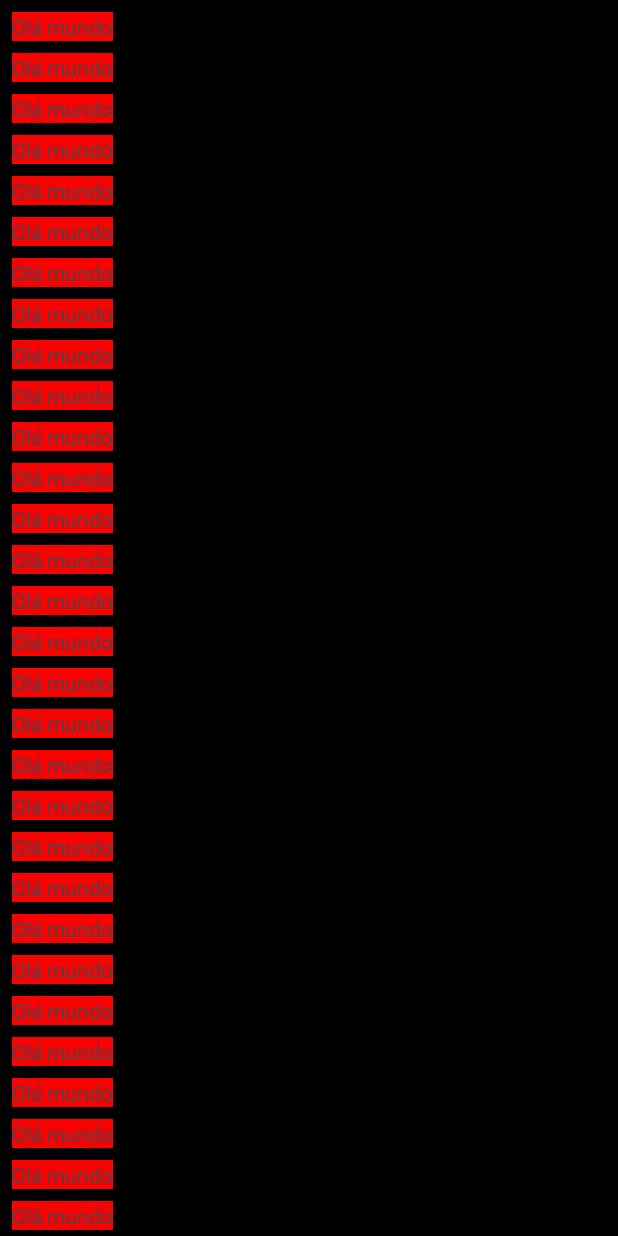
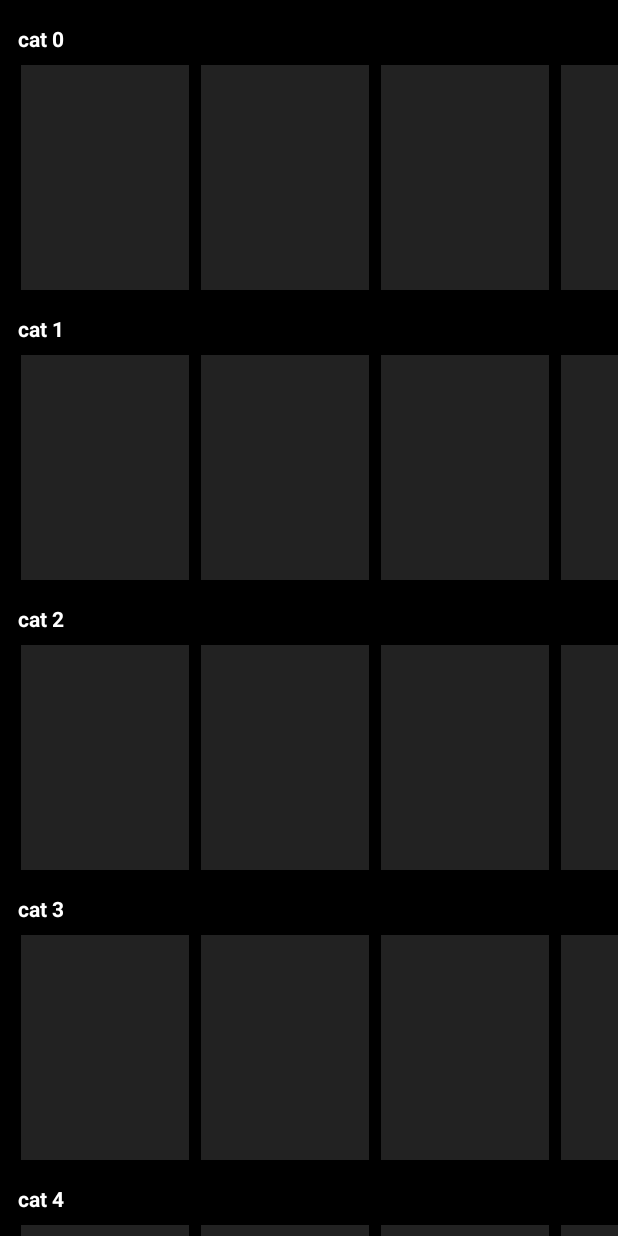
Before and after one commit to kassiosilva/netflix-clone-android, an Android app: the screen it shows after launch (MainActivity), on a phone screen of 412 x 824 dp. Run offline under Robolectric (Android 15) with nearby library versions, the phone set to English and light mode, and no system bars.

Commit message:
feat: Add lista de categorias

```diff
--- /dev/null
+++ b/app/src/main/java/com/example/netflixremake/CategoryAdapter.kt
@@ -0,0 +1,40 @@
+package com.example.netflixremake
+
+import android.view.LayoutInflater
+import android.view.View
+import android.view.ViewGroup
+import android.widget.TextView
+import androidx.recyclerview.widget.LinearLayoutManager
+import androidx.recyclerview.widget.RecyclerView
+import com.example.netflixremake.model.Category
+
+class CategoryAdapter(private val categories: List<Category>) :
+    RecyclerView.Adapter<CategoryAdapter.CategoryViewHolder>() {
+    override fun onCreateViewHolder(parent: ViewGroup, viewType: Int): CategoryViewHolder {
+        val view =
+            LayoutInflater.from(parent.context).inflate(R.layout.category_item, parent, false)
+
+        return CategoryViewHolder(view)
+    }
+
+    override fun getItemCount(): Int {
+        return categories.size
+    }
+
+    override fun onBindViewHolder(holder: CategoryViewHolder, position: Int) {
+        val category = categories[position]
+        holder.bind(category)
+    }
+
+    inner class CategoryViewHolder(itemView: View) : RecyclerView.ViewHolder(itemView) {
+        fun bind(category: Category) {
+            val textTitle: TextView = itemView.findViewById(R.id.text_title)
+            textTitle.text = category.name
+
+            val recyclerCategory: RecyclerView = itemView.findViewById(R.id.recycler_category)
+            recyclerCategory.layoutManager =
+                LinearLayoutManager(itemView.context, RecyclerView.HORIZONTAL, false)
+            recyclerCategory.adapter = MovieAdapter(category.movies)
+        }
+    }
+}
--- a/app/src/main/java/com/example/netflixremake/MainActivity.kt
+++ b/app/src/main/java/com/example/netflixremake/MainActivity.kt
@@ -2,17 +2,32 @@ package com.example.netflixremake
 
 import androidx.appcompat.app.AppCompatActivity
 import android.os.Bundle
-import android.view.View
-import android.view.ViewGroup
 import androidx.recyclerview.widget.LinearLayoutManager
 import androidx.recyclerview.widget.RecyclerView
+import com.example.netflixremake.model.Category
+import com.example.netflixremake.model.Movie
+
 class MainActivity : AppCompatActivity() {
 
     override fun onCreate(savedInstanceState: Bundle?) {
         super.onCreate(savedInstanceState)
         setContentView(R.layout.activity_main)
 
-        val adapter = MainAdapter()
+        val categories = mutableListOf<Category>()
+
+        for (j in 0 until 5) {
+            val movies = mutableListOf<Movie>()
+
+            for (i in 0 until 15) {
+                val movie = Movie(R.drawable.movie)
+                movies.add(movie)
+            }
+
+            val category = Category("cat $j", movies)
+            categories.add(category)
+        }
+
+        val adapter = CategoryAdapter(categories)
         val recyclerMain: RecyclerView = findViewById(R.id.recycler_main)
         recyclerMain.layoutManager = LinearLayoutManager(this)
         recyclerMain.adapter = adapter
--- a/app/src/main/java/com/example/netflixremake/MainAdapter.kt
+++ b/app/src/main/java/com/example/netflixremake/MovieAdapter.kt
@@ -3,9 +3,12 @@ package com.example.netflixremake
 import android.view.LayoutInflater
 import android.view.View
 import android.view.ViewGroup
+import android.widget.ImageView
 import androidx.recyclerview.widget.RecyclerView
+import com.example.netflixremake.model.Movie
 
-class MainAdapter : RecyclerView.Adapter<MainAdapter.MovieViewHolder>() {
+class MovieAdapter(private val movies: List<Movie>) :
+    RecyclerView.Adapter<MovieAdapter.MovieViewHolder>() {
     override fun onCreateViewHolder(parent: ViewGroup, viewType: Int): MovieViewHolder {
         val view = LayoutInflater.from(parent.context).inflate(R.layout.movie_item, parent, false)
 
@@ -13,13 +16,20 @@ class MainAdapter : RecyclerView.Adapter<MainAdapter.MovieViewHolder>() {
     }
 
     override fun getItemCount(): Int {
-        return 100
+        return movies.size
     }
 
     override fun onBindViewHolder(holder: MovieViewHolder, position: Int) {
+        val movie = movies[position]
+        holder.bind(movie)
     }
 
     inner class MovieViewHolder(itemView: View) : RecyclerView.ViewHolder(itemView) {
+        fun bind(movie: Movie) {
+            val imageCover: ImageView = itemView.findViewById(R.id.image_cover)
 
+            // TODO: aqui vai ser trocado por uma url que virá do servidor
+            // imageCover.setImageResource(movie.coverUrl)
+        }
     }
 }
--- /dev/null
+++ b/app/src/main/java/com/example/netflixremake/model/Category.kt
@@ -0,0 +1,3 @@
+package com.example.netflixremake.model
+
+data class Category(val name: String, val movies: List<Movie>)
--- /dev/null
+++ b/app/src/main/java/com/example/netflixremake/model/movie.kt
@@ -0,0 +1,5 @@
+package com.example.netflixremake.model
+
+import androidx.annotation.DrawableRes
+
+data class Movie(@DrawableRes val coverUrl: Int)
--- /dev/null
+++ b/app/src/main/res/drawable/placeholder_bg.xml
@@ -0,0 +1,7 @@
+<?xml version="1.0" encoding="utf-8"?>
+<shape xmlns:android="http://schemas.android.com/apk/res/android">
+    <solid android:color="@color/gray" />
+    <size
+        android:width="336dp"
+        android:height="600dp" />
+</shape>
--- a/app/src/main/res/layout/activity_main.xml
+++ b/app/src/main/res/layout/activity_main.xml
@@ -1,17 +1,14 @@
 <?xml version="1.0" encoding="utf-8"?>
 <androidx.constraintlayout.widget.ConstraintLayout xmlns:android="http://schemas.android.com/apk/res/android"
-    xmlns:app="http://schemas.android.com/apk/res-auto"
     xmlns:tools="http://schemas.android.com/tools"
     android:layout_width="match_parent"
     android:layout_height="match_parent"
-    tools:context=".MainActivity">
+    android:background="@color/black">
 
     <androidx.recyclerview.widget.RecyclerView
         android:id="@+id/recycler_main"
-        tools:itemCount="5"
-        tools:listitem="@layout/movie_item"
-        android:background="@color/black"
         android:layout_width="match_parent"
-        android:layout_height="match_parent" />
+        android:layout_height="match_parent"
+        tools:listitem="@layout/category_item" />
 
 </androidx.constraintlayout.widget.ConstraintLayout>
--- /dev/null
+++ b/app/src/main/res/layout/category_item.xml
@@ -0,0 +1,35 @@
+<?xml version="1.0" encoding="utf-8"?>
+<androidx.constraintlayout.widget.ConstraintLayout xmlns:android="http://schemas.android.com/apk/res/android"
+    xmlns:app="http://schemas.android.com/apk/res-auto"
+    xmlns:tools="http://schemas.android.com/tools"
+    android:layout_width="match_parent"
+    android:layout_height="wrap_content"
+    android:background="@color/black"
+    tools:context=".MainActivity">
+
+    <TextView
+        android:id="@+id/text_title"
+        android:layout_width="wrap_content"
+        android:layout_height="wrap_content"
+        android:layout_marginStart="12dp"
+        android:layout_marginTop="16dp"
+        android:text="olá mundo"
+        android:textColor="@color/white"
+        android:textStyle="bold"
+
+        app:layout_constraintStart_toStartOf="parent"
+        app:layout_constraintTop_toTopOf="parent" />
+
+    <androidx.recyclerview.widget.RecyclerView
+        android:id="@+id/recycler_category"
+        android:layout_width="match_parent"
+        android:layout_height="150dp"
+        android:layout_marginTop="8dp"
+        android:clipToPadding="false"
+        android:paddingHorizontal="10dp"
+        android:background="@color/black"
+        app:layout_constraintTop_toBottomOf="@id/text_title"
+        tools:itemCount="5"
+        tools:listitem="@layout/movie_item" />
+
+</androidx.constraintlayout.widget.ConstraintLayout>
--- a/app/src/main/res/layout/movie_item.xml
+++ b/app/src/main/res/layout/movie_item.xml
@@ -1,17 +1,21 @@
 <?xml version="1.0" encoding="utf-8"?>
 <androidx.constraintlayout.widget.ConstraintLayout xmlns:android="http://schemas.android.com/apk/res/android"
-    android:layout_width="match_parent"
-    android:layout_height="wrap_content"
-    xmlns:app="http://schemas.android.com/apk/res-auto">
+    xmlns:app="http://schemas.android.com/apk/res-auto"
+    xmlns:tools="http://schemas.android.com/tools"
+    android:layout_width="wrap_content"
+    android:layout_height="match_parent"
+    tools:showIn="@layout/category_item">
 
-    <TextView
-        android:layout_marginStart="8dp"
-        android:layout_marginTop="8dp"
-        app:layout_constraintTop_toTopOf="parent"
+    <ImageView
+        android:id="@+id/image_cover"
+        android:layout_width="0dp"
+        android:layout_height="wrap_content"
+        android:layout_marginHorizontal="4dp"
+        android:scaleType="centerCrop"
+        android:src="@drawable/placeholder_bg"
+        app:layout_constraintDimensionRatio="3:4"
+        app:layout_constraintEnd_toEndOf="parent"
         app:layout_constraintStart_toStartOf="parent"
-        android:background="@color/red"
-        android:text="Olá mundo"
-        android:layout_width="wrap_content"
-        android:layout_height="wrap_content" />
+        app:layout_constraintTop_toTopOf="parent" />
 
 </androidx.constraintlayout.widget.ConstraintLayout>
--- a/app/src/main/res/values/colors.xml
+++ b/app/src/main/res/values/colors.xml
@@ -3,4 +3,5 @@
     <color name="black">#FF000000</color>
     <color name="white">#FFFFFFFF</color>
     <color name="red">#FD0000</color>
+    <color name="gray">#222222</color>
 </resources>
```
Also changed, not shown: app/src/main/res/drawable/ic_play.png (added), app/src/main/res/drawable/movie.png (added), 1 other file.
